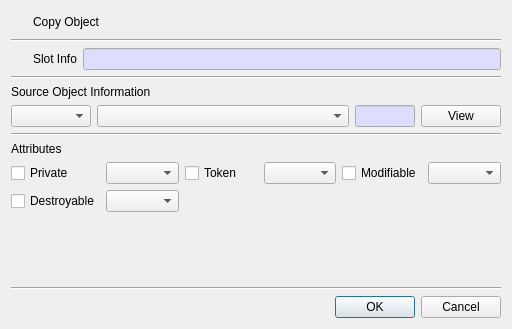
jykim74/CryptokiMan, file CryptokiMan/copy_object_dlg.ui: the form before one commit.
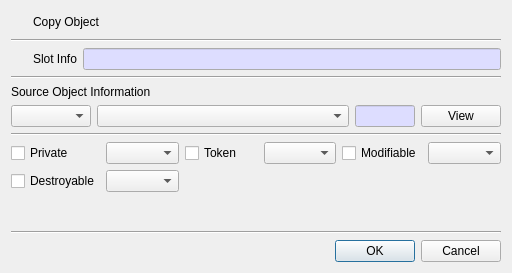
The form after the commit. Icons and pictures are not drawn.

What changed in the file:
```diff
--- a/CryptokiMan/copy_object_dlg.ui
+++ b/CryptokiMan/copy_object_dlg.ui
@@ -7,7 +7,7 @@
     <x>0</x>
     <y>0</y>
     <width>512</width>
-    <height>329</height>
+    <height>273</height>
    </rect>
   </property>
   <property name="windowTitle">
@@ -246,13 +246,6 @@
      </property>
     </widget>
    </item>
-   <item>
-    <widget class="QLabel" name="label_29">
-     <property name="text">
-      <string>Attributes</string>
-     </property>
-    </widget>
-   </item>
    <item>
     <layout class="QGridLayout" name="gridLayout_4">
      <item row="0" column="1">
```
